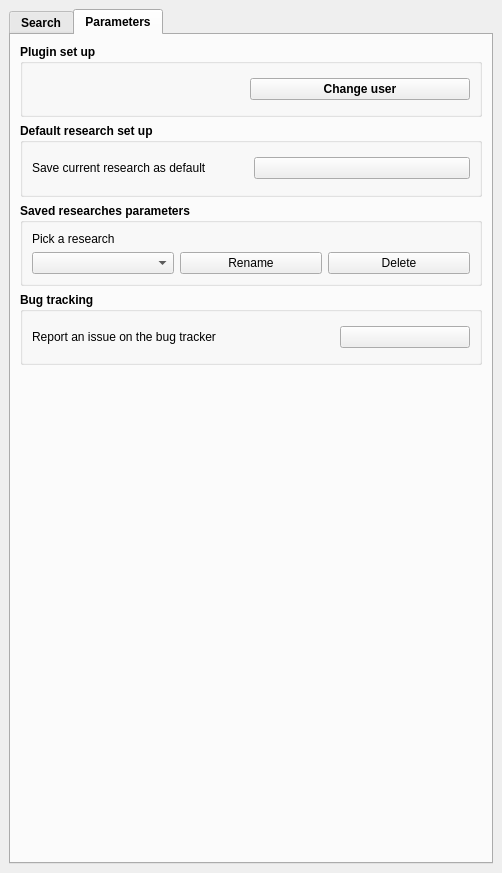
Old version of the form ui/isogeo_dockwidget_base.ui in the repository isogeo/isogeo-plugin-qgis.
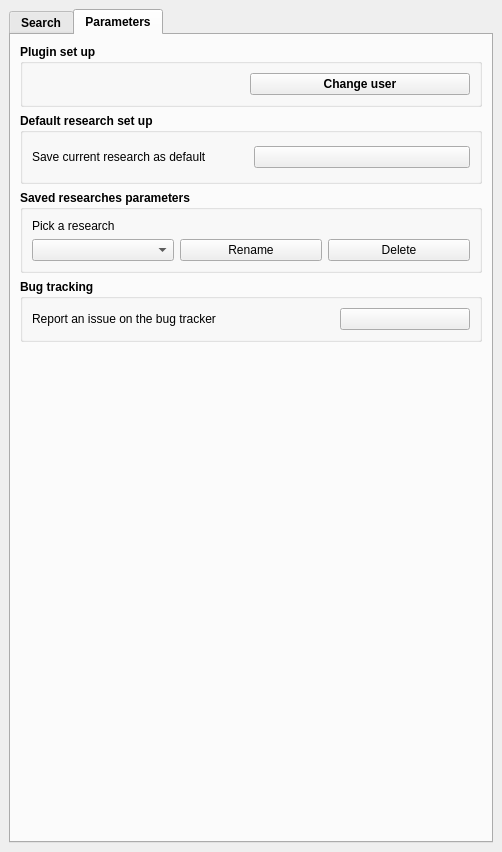
New version of the form. The open tabs and pages were chosen to show the change. Icons and pictures are not drawn. Custom widgets are drawn as their Qt base class.

```diff
--- a/ui/isogeo_dockwidget_base.ui
+++ b/ui/isogeo_dockwidget_base.ui
@@ -7,13 +7,13 @@
     <x>0</x>
     <y>0</y>
     <width>502</width>
-    <height>873</height>
+    <height>852</height>
    </rect>
   </property>
   <property name="minimumSize">
    <size>
     <width>502</width>
-    <height>856</height>
+    <height>615</height>
    </size>
   </property>
   <property name="locale">
@@ -961,13 +961,10 @@
           <property name="orientation">
            <enum>Qt::Vertical</enum>
           </property>
-          <property name="sizeType">
-           <enum>QSizePolicy::Fixed</enum>
-          </property>
           <property name="sizeHint" stdset="0">
            <size>
             <width>20</width>
-            <height>488</height>
+            <height>486</height>
            </size>
           </property>
          </spacer>
```
Left out of the diff: 2 changed lines with no effect on the pictures.
